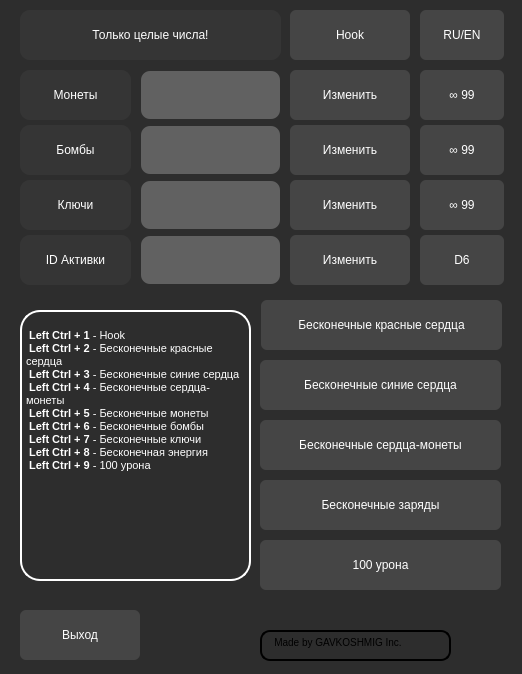
DuckAndStranger/isaac-cheat, file Interface_RU10.ui: the form before one commit.
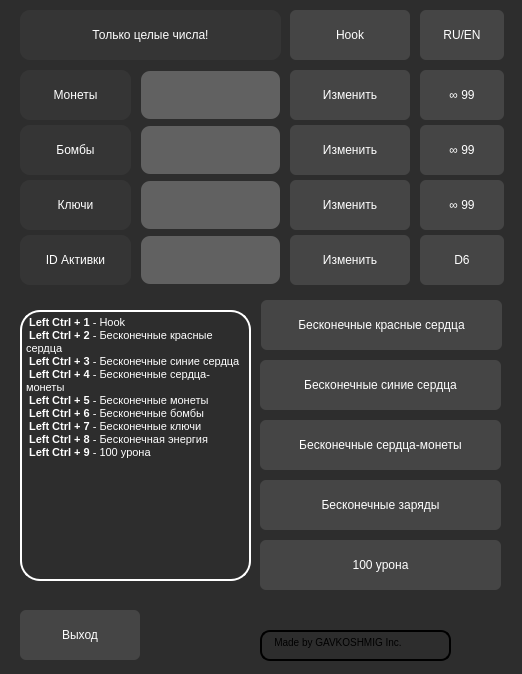
The form after the commit. Icons and pictures are not drawn.

The edit to the form file:
```diff
--- a/Interface_RU10.ui
+++ b/Interface_RU10.ui
@@ -806,7 +806,6 @@
 &lt;html&gt;&lt;head&gt;&lt;meta name=&quot;qrichtext&quot; content=&quot;1&quot; /&gt;&lt;style type=&quot;text/css&quot;&gt;
 p, li { white-space: pre-wrap; }
 &lt;/style&gt;&lt;/head&gt;&lt;body style=&quot; font-family:'MS Shell Dlg 2'; font-size:8.25pt; font-weight:400; font-style:normal;&quot;&gt;
-&lt;p style=&quot;-qt-paragraph-type:empty; margin-top:0px; margin-bottom:0px; margin-left:0px; margin-right:0px; -qt-block-indent:0; text-indent:0px; font-size:7.8pt;&quot;&gt;&lt;br /&gt;&lt;/p&gt;
 &lt;p style=&quot; margin-top:0px; margin-bottom:0px; margin-left:0px; margin-right:0px; -qt-block-indent:0; text-indent:0px;&quot;&gt;&lt;span style=&quot; font-size:8pt; font-weight:600;&quot;&gt; Left Ctrl + 1&lt;/span&gt;&lt;span style=&quot; font-size:8pt;&quot;&gt; - Hook&lt;/span&gt;&lt;/p&gt;
 &lt;p style=&quot; margin-top:0px; margin-bottom:0px; margin-left:0px; margin-right:0px; -qt-block-indent:0; text-indent:0px;&quot;&gt;&lt;span style=&quot; font-size:8pt; font-weight:600;&quot;&gt; Left Ctrl + 2&lt;/span&gt;&lt;span style=&quot; font-size:8pt;&quot;&gt; - Бесконечные красные сердца&lt;/span&gt;&lt;/p&gt;
 &lt;p style=&quot; margin-top:0px; margin-bottom:0px; margin-left:0px; margin-right:0px; -qt-block-indent:0; text-indent:0px;&quot;&gt;&lt;span style=&quot; font-size:8pt; font-weight:600;&quot;&gt; Left Ctrl + 3&lt;/span&gt;&lt;span style=&quot; font-size:8pt;&quot;&gt; - Бесконечные синие сердца&lt;/span&gt;&lt;/p&gt;
```
Left out of the diff: 10 changed lines with no effect on the pictures.
